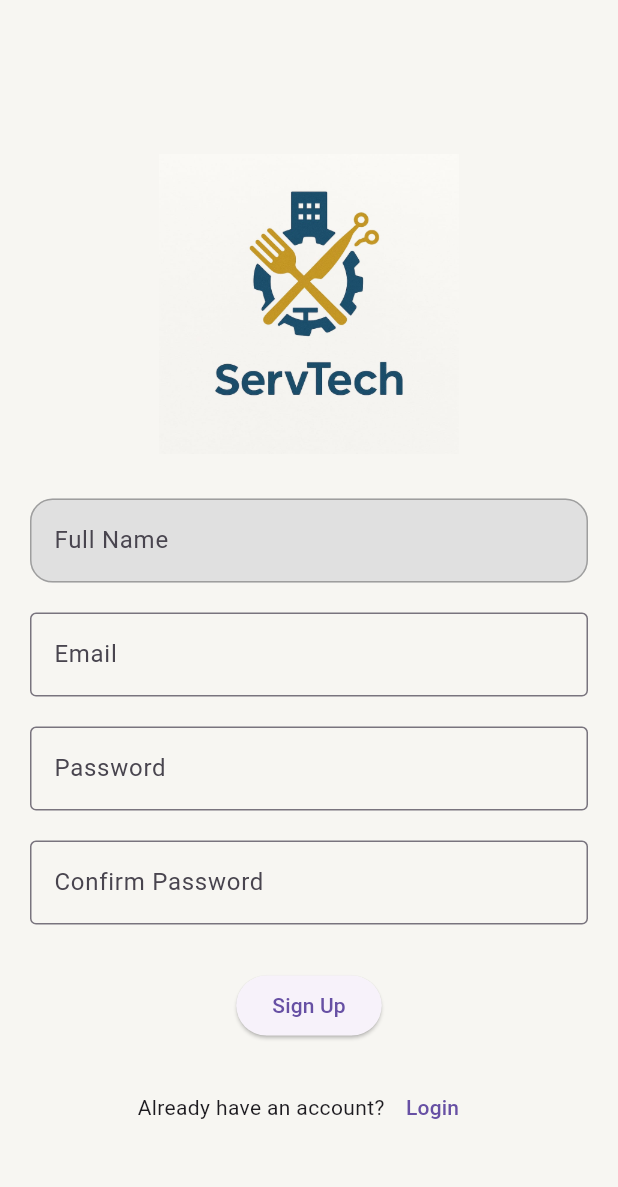
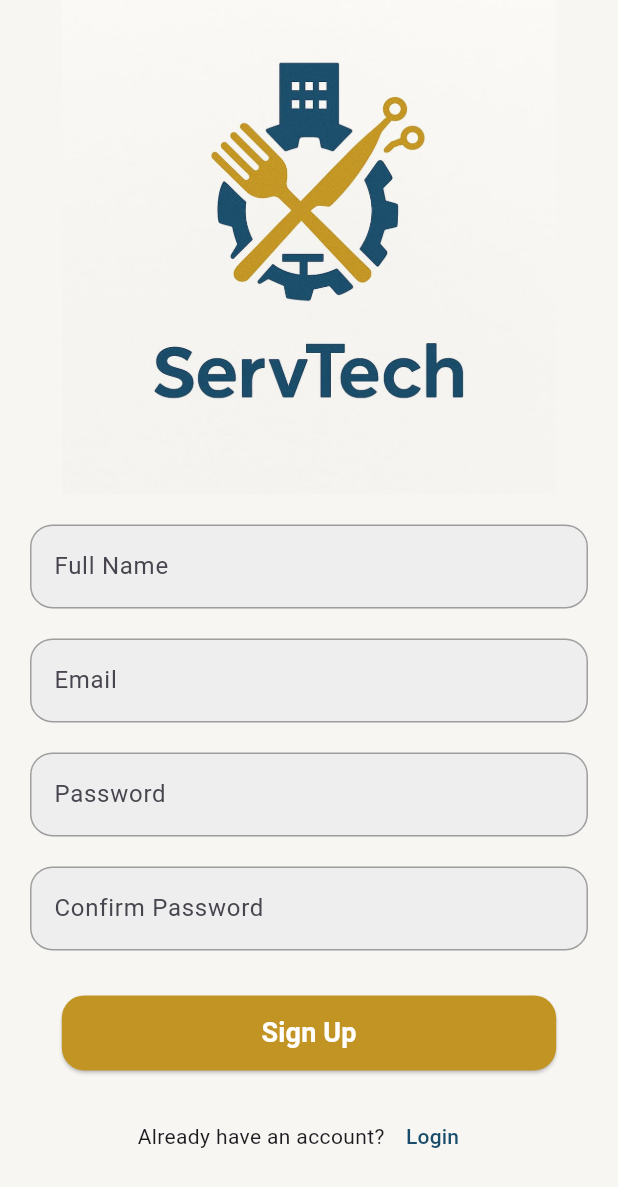
Before and after one commit to samahelmy/project1, a Flutter app: the SignupPage screen opened by its route, on a phone screen of 412 x 824 dp. Shown: the top 1187 px of the screen. Run offline on Flutter 3.47's test engine with Material 3 defaults, Android fonts, the phone set to English and light mode, and no system bars.

Commit message:
login and signup done

```diff
--- a/project1/project1/lib/login.dart
+++ b/project1/project1/lib/login.dart
@@ -22,7 +22,7 @@ class _LoginPageState extends State<LoginPage> {
           children: [
             Container(
               width: MediaQuery.of(context).size.width,
-              height: MediaQuery.of(context).size.height * 0.5,  // Increased from 0.4 to 0.5
+              height: MediaQuery.of(context).size.height * 0.5,
               decoration: const BoxDecoration(
                 image: DecorationImage(
                   image: AssetImage('assets/ServTech.png'),
@@ -35,6 +35,7 @@ class _LoginPageState extends State<LoginPage> {
               child: Form(
                 key: _formKey,
                 child: Column(
+                  mainAxisAlignment: MainAxisAlignment.spaceEvenly, // Evenly space elements
                   children: [
                     TextFormField(
                       controller: _emailController,
--- a/project1/project1/lib/signup.dart
+++ b/project1/project1/lib/signup.dart
@@ -18,19 +18,13 @@ class _SignupPageState extends State<SignupPage> {
   @override
   Widget build(BuildContext context) {
     return Scaffold(
-      backgroundColor: const Color(0xFFF7F6F2), // Light blue background
+      backgroundColor: const Color(0xFFF7F6F2),
       body: SingleChildScrollView(
-        child: Padding(
-          padding: const EdgeInsets.all(20.0),
-          child: Form(
-            key: _formKey,
         child: Column(
           children: [
-                SizedBox(height: MediaQuery.of(context).size.height * 0.1),
-                // Logo
             Container(
-                  height: 200,
-                  width: 200,
+              width: MediaQuery.of(context).size.width,
+              height: MediaQuery.of(context).size.height * 0.4,
               decoration: const BoxDecoration(
                 image: DecorationImage(
                   image: AssetImage('assets/ServTech.png'),
@@ -38,13 +32,19 @@ class _SignupPageState extends State<SignupPage> {
                 ),
               ),
             ),
-                const SizedBox(height: 30),
+            Padding(
+              padding: const EdgeInsets.all(20.0),
+              child: Form(
+                key: _formKey,
+                child: Column(
+                  mainAxisAlignment: MainAxisAlignment.spaceEvenly, // Evenly space elements
+                  children: [
                     TextFormField(
                       controller: _nameController,
                       decoration: InputDecoration(
                         labelText: 'Full Name',
                         filled: true,
-                    fillColor: Colors.grey[300],
+                        fillColor: Colors.grey[200],
                         border: OutlineInputBorder(
                           borderRadius: BorderRadius.circular(15),
                           borderSide: const BorderSide(color: Colors.grey, width: 1),
@@ -66,11 +66,25 @@ class _SignupPageState extends State<SignupPage> {
                       },
                     ),
                     const SizedBox(height: 20),
+                    // Apply same decoration to email field
                     TextFormField(
                       controller: _emailController,
-                  decoration: const InputDecoration(
+                      decoration: InputDecoration(
                         labelText: 'Email',
-                    border: OutlineInputBorder(),
+                        filled: true,
+                        fillColor: Colors.grey[200],
+                        border: OutlineInputBorder(
+                          borderRadius: BorderRadius.circular(15),
+                          borderSide: const BorderSide(color: Colors.grey, width: 1),
+                        ),
+                        enabledBorder: OutlineInputBorder(
+                          borderRadius: BorderRadius.circular(15),
+                          borderSide: const BorderSide(color: Colors.grey, width: 1),
+                        ),
+                        focusedBorder: OutlineInputBorder(
+                          borderRadius: BorderRadius.circular(15),
+                          borderSide: const BorderSide(color: Colors.blue, width: 2),
+                        ),
                       ),
                       validator: (value) {
                         if (value == null || value.isEmpty) {
@@ -80,11 +94,25 @@ class _SignupPageState extends State<SignupPage> {
                       },
                     ),
                     const SizedBox(height: 20),
+                    // Apply same decoration to password field
                     TextFormField(
                       controller: _passwordController,
-                  decoration: const InputDecoration(
+                      decoration: InputDecoration(
                         labelText: 'Password',
-                    border: OutlineInputBorder(),
+                        filled: true,
+                        fillColor: Colors.grey[200],
+                        border: OutlineInputBorder(
+                          borderRadius: BorderRadius.circular(15),
+                          borderSide: const BorderSide(color: Colors.grey, width: 1),
+                        ),
+                        enabledBorder: OutlineInputBorder(
+                          borderRadius: BorderRadius.circular(15),
+                          borderSide: const BorderSide(color: Colors.grey, width: 1),
+                        ),
+                        focusedBorder: OutlineInputBorder(
+                          borderRadius: BorderRadius.circular(15),
+                          borderSide: const BorderSide(color: Colors.blue, width: 2),
+                        ),
                       ),
                       obscureText: true,
                       validator: (value) {
@@ -95,11 +123,25 @@ class _SignupPageState extends State<SignupPage> {
                       },
                     ),
                     const SizedBox(height: 20),
+                    // Apply same decoration to confirm password field
                     TextFormField(
                       controller: _confirmPasswordController,
-                  decoration: const InputDecoration(
+                      decoration: InputDecoration(
                         labelText: 'Confirm Password',
-                    border: OutlineInputBorder(),
+                        filled: true,
+                        fillColor: Colors.grey[200],
+                        border: OutlineInputBorder(
+                          borderRadius: BorderRadius.circular(15),
+                          borderSide: const BorderSide(color: Colors.grey, width: 1),
+                        ),
+                        enabledBorder: OutlineInputBorder(
+                          borderRadius: BorderRadius.circular(15),
+                          borderSide: const BorderSide(color: Colors.grey, width: 1),
+                        ),
+                        focusedBorder: OutlineInputBorder(
+                          borderRadius: BorderRadius.circular(15),
+                          borderSide: const BorderSide(color: Colors.blue, width: 2),
+                        ),
                       ),
                       obscureText: true,
                       validator: (value) {
@@ -113,7 +155,10 @@ class _SignupPageState extends State<SignupPage> {
                       },
                     ),
                     const SizedBox(height: 30),
-                ElevatedButton(
+                    SizedBox(
+                      width: MediaQuery.of(context).size.width * 0.8,
+                      height: 50,
+                      child: ElevatedButton(
                         onPressed: () {
                           if (_formKey.currentState!.validate()) {
                             Navigator.pushReplacement(
@@ -122,7 +167,21 @@ class _SignupPageState extends State<SignupPage> {
                             );
                           }
                         },
-                  child: const Text('Sign Up'),
+                        style: ElevatedButton.styleFrom(
+                          backgroundColor: const Color(0xffc29424),
+                          shape: RoundedRectangleBorder(
+                            borderRadius: BorderRadius.circular(15),
+                          ),
+                        ),
+                        child: const Text(
+                          'Sign Up',
+                          style: TextStyle(
+                            fontSize: 18,
+                            fontWeight: FontWeight.bold,
+                            color: Colors.white,
+                          ),
+                        ),
+                      ),
                     ),
                     const SizedBox(height: 20),
                     Row(
@@ -133,13 +192,18 @@ class _SignupPageState extends State<SignupPage> {
                           onPressed: () {
                             Navigator.pushReplacementNamed(context, '/');
                           },
-                      child: const Text('Login'),
+                          child: const Text(
+                            'Login',
+                            style: TextStyle(color: Color(0xff184c6b)),
+                          ),
                         ),
                       ],
                     ),
                   ],
                 ),
               ),
+            ),
+          ],
         ),
       ),
     );
```
Lines whose indentation alone changed are shown as unchanged.
